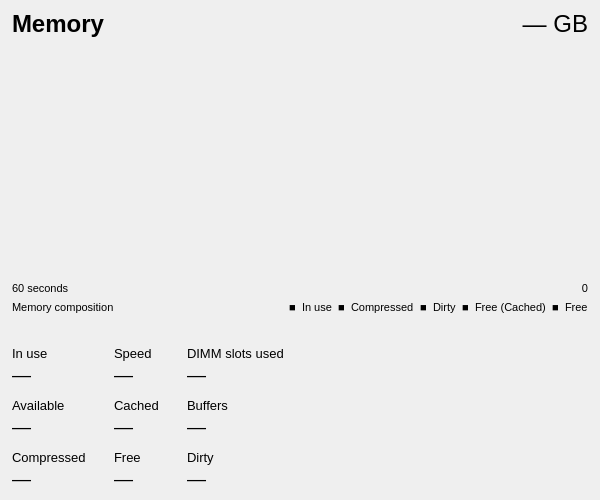
Qt form src/perf/memorydetailwidget.ui (Kikkiu17/TuxManager) before a commit.
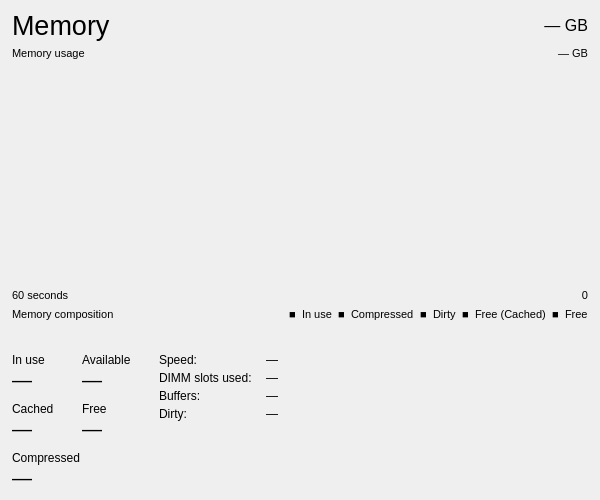
The same form after that commit. Custom widgets are drawn as their Qt base class.

Patch:
```diff
--- a/src/perf/memorydetailwidget.ui
+++ b/src/perf/memorydetailwidget.ui
@@ -10,7 +10,7 @@
     <height>500</height>
    </rect>
   </property>
-  <layout class="QVBoxLayout" name="verticalLayout" stretch="0,1,0,0,0,0">
+  <layout class="QVBoxLayout" name="verticalLayout" stretch="0,0,1,0,0,0,0">
    <property name="spacing">
     <number>6</number>
    </property>
@@ -31,7 +31,7 @@
      <item>
       <widget class="QLabel" name="titleLabel">
        <property name="styleSheet">
-        <string>font-size: 18pt; font-weight: bold;</string>
+        <string>font-size: 20pt;</string>
        </property>
        <property name="text">
         <string>Memory</string>
@@ -54,7 +54,47 @@
      <item>
       <widget class="QLabel" name="totalLabel">
        <property name="styleSheet">
-        <string>font-size: 18pt;</string>
+        <string>font-size: 12pt;</string>
+       </property>
+       <property name="text">
+        <string>— GB</string>
+       </property>
+       <property name="alignment">
+        <set>Qt::AlignmentFlag::AlignRight|Qt::AlignmentFlag::AlignTrailing|Qt::AlignmentFlag::AlignVCenter</set>
+       </property>
+      </widget>
+     </item>
+    </layout>
+   </item>
+   <item>
+    <layout class="QHBoxLayout" name="graphHeaderLayout">
+     <item>
+      <widget class="QLabel" name="graphSubLeftLabel">
+       <property name="styleSheet">
+        <string>font-size: 8pt;</string>
+       </property>
+       <property name="text">
+        <string>Memory usage</string>
+       </property>
+      </widget>
+     </item>
+     <item>
+      <spacer>
+       <property name="orientation">
+        <enum>Qt::Orientation::Horizontal</enum>
+       </property>
+       <property name="sizeHint" stdset="0">
+        <size>
+         <width>40</width>
+         <height>0</height>
+        </size>
+       </property>
+      </spacer>
+     </item>
+     <item>
+      <widget class="QLabel" name="graphSubRightLabel">
+       <property name="styleSheet">
+        <string>font-size: 8pt;</string>
        </property>
        <property name="text">
         <string>— GB</string>
@@ -262,164 +302,158 @@
       <item>
     <layout class="QGridLayout" name="statsGrid">
      <property name="horizontalSpacing"><number>28</number></property>
-     <property name="verticalSpacing"><number>12</number></property>
+     <property name="verticalSpacing"><number>10</number></property>
 
-     <!-- Column 0 -->
+     <!-- Left Primary Metrics (Columns 0 & 1) -->
      <item row="0" column="0">
       <layout class="QVBoxLayout" name="inUseLayout">
-       <property name="spacing"><number>2</number></property>
+       <property name="spacing"><number>1</number></property>
        <item>
         <widget class="QLabel" name="inUseLabel">
-         <property name="styleSheet"><string>font-size: 10pt;</string></property>
+         <property name="styleSheet"><string>font-size: 9pt;</string></property>
          <property name="text"><string>In use</string></property>
         </widget>
        </item>
        <item>
         <widget class="QLabel" name="statInUseValue">
-         <property name="styleSheet"><string>font-size: 14pt;</string></property>
+         <property name="styleSheet"><string>font-size: 15pt;</string></property>
          <property name="text"><string>—</string></property>
         </widget>
        </item>
       </layout>
      </item>
-     <item row="1" column="0">
+     <item row="0" column="1">
       <layout class="QVBoxLayout" name="availableLayout">
-       <property name="spacing"><number>2</number></property>
+       <property name="spacing"><number>1</number></property>
        <item>
         <widget class="QLabel" name="availableLabel">
-         <property name="styleSheet"><string>font-size: 10pt;</string></property>
+         <property name="styleSheet"><string>font-size: 9pt;</string></property>
          <property name="text"><string>Available</string></property>
         </widget>
        </item>
        <item>
         <widget class="QLabel" name="statAvailValue">
-         <property name="styleSheet"><string>font-size: 14pt;</string></property>
-         <property name="text"><string>—</string></property>
-        </widget>
-       </item>
-      </layout>
-     </item>
-     <item row="2" column="0">
-      <layout class="QVBoxLayout" name="compressedLayout">
-       <property name="spacing"><number>2</number></property>
-       <item>
-        <widget class="QLabel" name="compressedLabel">
-         <property name="styleSheet"><string>font-size: 10pt;</string></property>
-         <property name="text"><string>Compressed</string></property>
-        </widget>
-       </item>
-       <item>
-        <widget class="QLabel" name="statCompressedValue">
-         <property name="styleSheet"><string>font-size: 14pt;</string></property>
+         <property name="styleSheet"><string>font-size: 15pt;</string></property>
          <property name="text"><string>—</string></property>
         </widget>
        </item>
       </layout>
      </item>
 
-     <!-- Column 1 -->
-     <item row="0" column="1">
-      <layout class="QVBoxLayout" name="memorySpeedLayout">
-       <property name="spacing"><number>2</number></property>
-       <item>
-        <widget class="QLabel" name="memorySpeedLabel">
-         <property name="styleSheet"><string>font-size: 10pt;</string></property>
-         <property name="text"><string>Speed</string></property>
-        </widget>
-       </item>
-       <item>
-        <widget class="QLabel" name="statMemSpeedValue">
-         <property name="styleSheet"><string>font-size: 14pt;</string></property>
-         <property name="text"><string>—</string></property>
-        </widget>
-       </item>
-      </layout>
-     </item>
-     <item row="1" column="1">
+     <item row="1" column="0">
       <layout class="QVBoxLayout" name="cachedLayout">
-       <property name="spacing"><number>2</number></property>
+       <property name="spacing"><number>1</number></property>
        <item>
         <widget class="QLabel" name="cachedLabel">
-         <property name="styleSheet"><string>font-size: 10pt;</string></property>
+         <property name="styleSheet"><string>font-size: 9pt;</string></property>
          <property name="text"><string>Cached</string></property>
         </widget>
        </item>
        <item>
         <widget class="QLabel" name="statCachedValue">
-         <property name="styleSheet"><string>font-size: 14pt;</string></property>
+         <property name="styleSheet"><string>font-size: 15pt;</string></property>
          <property name="text"><string>—</string></property>
         </widget>
        </item>
       </layout>
      </item>
-     <item row="2" column="1">
+     <item row="1" column="1">
       <layout class="QVBoxLayout" name="freeLayout">
-       <property name="spacing"><number>2</number></property>
+       <property name="spacing"><number>1</number></property>
        <item>
         <widget class="QLabel" name="freeLabel">
-         <property name="styleSheet"><string>font-size: 10pt;</string></property>
+         <property name="styleSheet"><string>font-size: 9pt;</string></property>
          <property name="text"><string>Free</string></property>
         </widget>
        </item>
        <item>
         <widget class="QLabel" name="statFreeValue">
-         <property name="styleSheet"><string>font-size: 14pt;</string></property>
+         <property name="styleSheet"><string>font-size: 15pt;</string></property>
          <property name="text"><string>—</string></property>
         </widget>
        </item>
       </layout>
      </item>
 
-     <!-- Column 2 -->
-     <item row="0" column="2">
-      <layout class="QVBoxLayout" name="dimmSlotsLayout">
-       <property name="spacing"><number>2</number></property>
+     <item row="2" column="0" colspan="2">
+      <layout class="QVBoxLayout" name="compressedLayout">
+       <property name="spacing"><number>1</number></property>
        <item>
+        <widget class="QLabel" name="compressedLabel">
+         <property name="styleSheet"><string>font-size: 9pt;</string></property>
+         <property name="text"><string>Compressed</string></property>
+        </widget>
+       </item>
+       <item>
+        <widget class="QLabel" name="statCompressedValue">
+         <property name="styleSheet"><string>font-size: 15pt;</string></property>
+         <property name="text"><string>—</string></property>
+        </widget>
+       </item>
+      </layout>
+     </item>
+
+     <!-- Right Key-Value Property Table (Column 2, spanning rows 0..2) -->
+     <item row="0" column="2" rowspan="3">
+      <layout class="QGridLayout" name="rightStatsGrid">
+       <property name="horizontalSpacing"><number>14</number></property>
+       <property name="verticalSpacing"><number>4</number></property>
+       <item row="0" column="0">
+        <widget class="QLabel" name="memorySpeedLabel">
+         <property name="styleSheet"><string>font-size: 9pt;</string></property>
+         <property name="text"><string>Speed:</string></property>
+        </widget>
+       </item>
+       <item row="0" column="1">
+        <widget class="QLabel" name="statMemSpeedValue">
+         <property name="styleSheet"><string>font-size: 9pt;</string></property>
+         <property name="text"><string>—</string></property>
+        </widget>
+       </item>
+       <item row="1" column="0">
         <widget class="QLabel" name="dimmSlotsLabel">
-         <property name="styleSheet"><string>font-size: 10pt;</string></property>
-         <property name="text"><string>DIMM slots used</string></property>
+         <property name="styleSheet"><string>font-size: 9pt;</string></property>
+         <property name="text"><string>DIMM slots used:</string></property>
         </widget>
        </item>
-       <item>
+       <item row="1" column="1">
         <widget class="QLabel" name="statDimmSlotsValue">
-         <property name="styleSheet"><string>font-size: 14pt;</string></property>
+         <property name="styleSheet"><string>font-size: 9pt;</string></property>
          <property name="text"><string>—</string></property>
         </widget>
        </item>
-      </layout>
-     </item>
-     <item row="1" column="2">
-      <layout class="QVBoxLayout" name="buffersLayout">
-       <property name="spacing"><number>2</number></property>
-       <item>
+       <item row="2" column="0">
         <widget class="QLabel" name="buffersLabel">
-         <property name="styleSheet"><string>font-size: 10pt;</string></property>
-         <property name="text"><string>Buffers</string></property>
+         <property name="styleSheet"><string>font-size: 9pt;</string></property>
+         <property name="text"><string>Buffers:</string></property>
         </widget>
        </item>
-       <item>
+       <item row="2" column="1">
         <widget class="QLabel" name="statBuffersValue">
-         <property name="styleSheet"><string>font-size: 14pt;</string></property>
+         <property name="styleSheet"><string>font-size: 9pt;</string></property>
          <property name="text"><string>—</string></property>
         </widget>
        </item>
-      </layout>
-     </item>
-     <item row="2" column="2">
-      <layout class="QVBoxLayout" name="dirtyLayout">
-       <property name="spacing"><number>2</number></property>
-       <item>
+       <item row="3" column="0">
         <widget class="QLabel" name="dirtyLabel">
-         <property name="styleSheet"><string>font-size: 10pt;</string></property>
-         <property name="text"><string>Dirty</string></property>
+         <property name="styleSheet"><string>font-size: 9pt;</string></property>
+         <property name="text"><string>Dirty:</string></property>
         </widget>
        </item>
-       <item>
+       <item row="3" column="1">
         <widget class="QLabel" name="statDirtyValue">
-         <property name="styleSheet"><string>font-size: 14pt;</string></property>
+         <property name="styleSheet"><string>font-size: 9pt;</string></property>
          <property name="text"><string>—</string></property>
         </widget>
        </item>
+       <item row="4" column="0" colspan="2">
+        <spacer name="rightStatsVertSpacer">
+         <property name="orientation"><enum>Qt::Vertical</enum></property>
+         <property name="sizeHint" stdset="0">
+          <size><width>0</width><height>0</height></size>
+         </property>
+        </spacer>
+       </item>
       </layout>
      </item>
 
```
